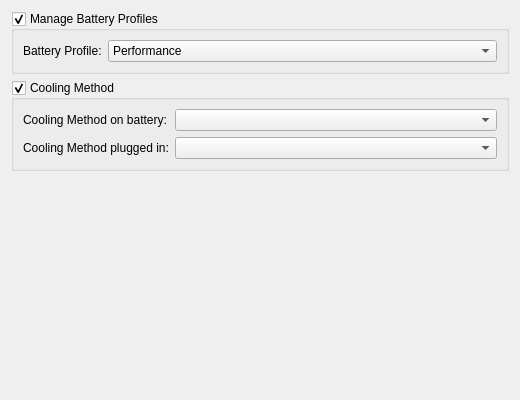
Qt form kcm/powersave.ui (jfmcarreira/ktoshiba) before a commit.
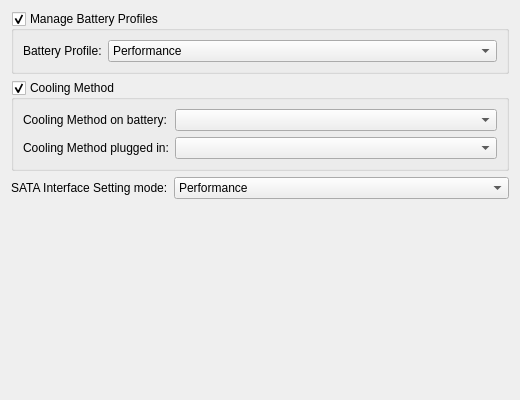
The same form after that commit.

Patch:
```diff
--- a/kcm/powersave.ui
+++ b/kcm/powersave.ui
@@ -134,6 +134,33 @@
      </layout>
     </widget>
    </item>
+   <item row="2" column="0">
+    <widget class="QLabel" name="sata_iface_label">
+      <property name="text">
+       <string>SATA Interface Setting mode:</string>
+      </property>
+    </widget>
+   </item>
+   <item row="2" column="1">
+    <widget class="QComboBox" name="sata_iface_combobox">
+     <property name="toolTip">
+      <string>Changes the SATA interface setting mode.</string>
+     </property>
+     <property name="whatsThis">
+      <string>Changes the SATA interface setting mode.</string>
+     </property>
+     <item>
+      <property name="text">
+       <string>Performance</string>
+      </property>
+     </item>
+     <item>
+      <property name="text">
+       <string>Battery Life</string>
+      </property>
+     </item>
+    </widget>
+   </item>
   </layout>
  </widget>
  <resources/>
```
